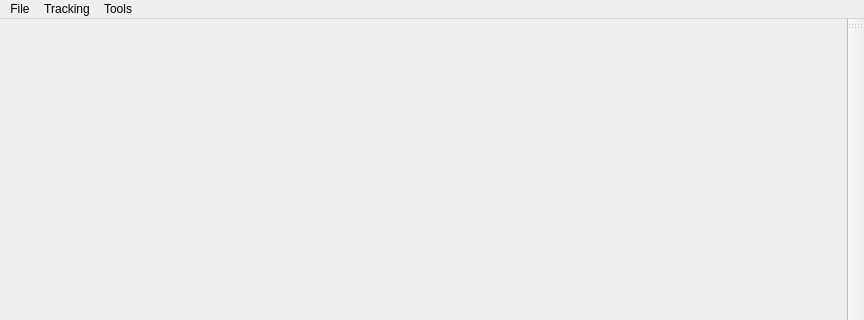
This is resource/main_window.ui in fanxiaochen/BloomingFlowers as Qt 5 draws it before an edit; both pictures show x 0 to 864 and y 0 to 320 of the 864 by 649 pixel window. The edited form follows.
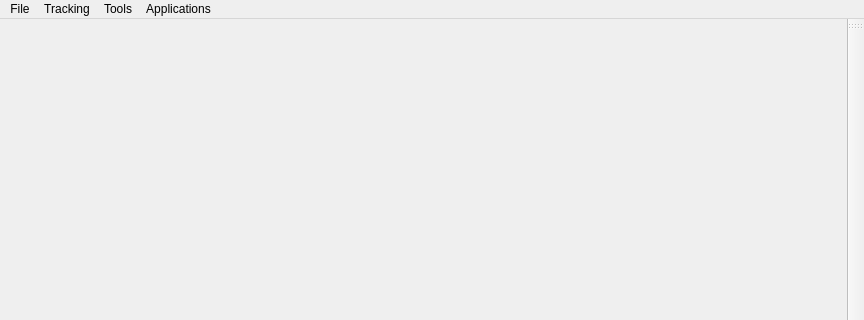
This is the edited form.

```diff
--- a/resource/main_window.ui
+++ b/resource/main_window.ui
@@ -79,9 +79,17 @@
     <addaction name="actionMergePetals"/>
     <addaction name="actionPetalSequences"/>
    </widget>
+   <widget class="QMenu" name="menuApplications">
+    <property name="title">
+     <string>Applications</string>
+    </property>
+    <addaction name="actionTransfer"/>
+    <addaction name="actionMultiLayer"/>
+   </widget>
    <addaction name="menuFile"/>
    <addaction name="menuTracking"/>
    <addaction name="menuTools"/>
+   <addaction name="menuApplications"/>
   </widget>
   <widget class="QStatusBar" name="statusBar"/>
   <widget class="QToolBar" name="toolBar">
```
Left out of the diff: 10 changed lines with no effect on the pictures.
